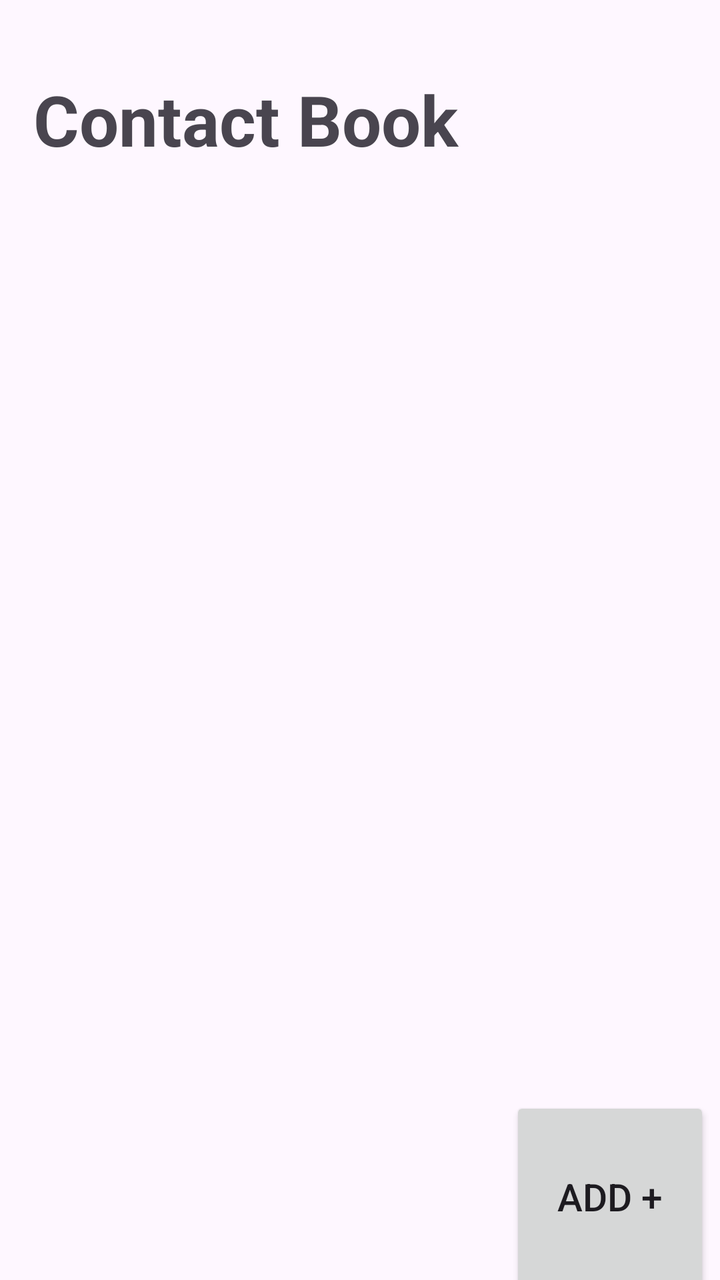
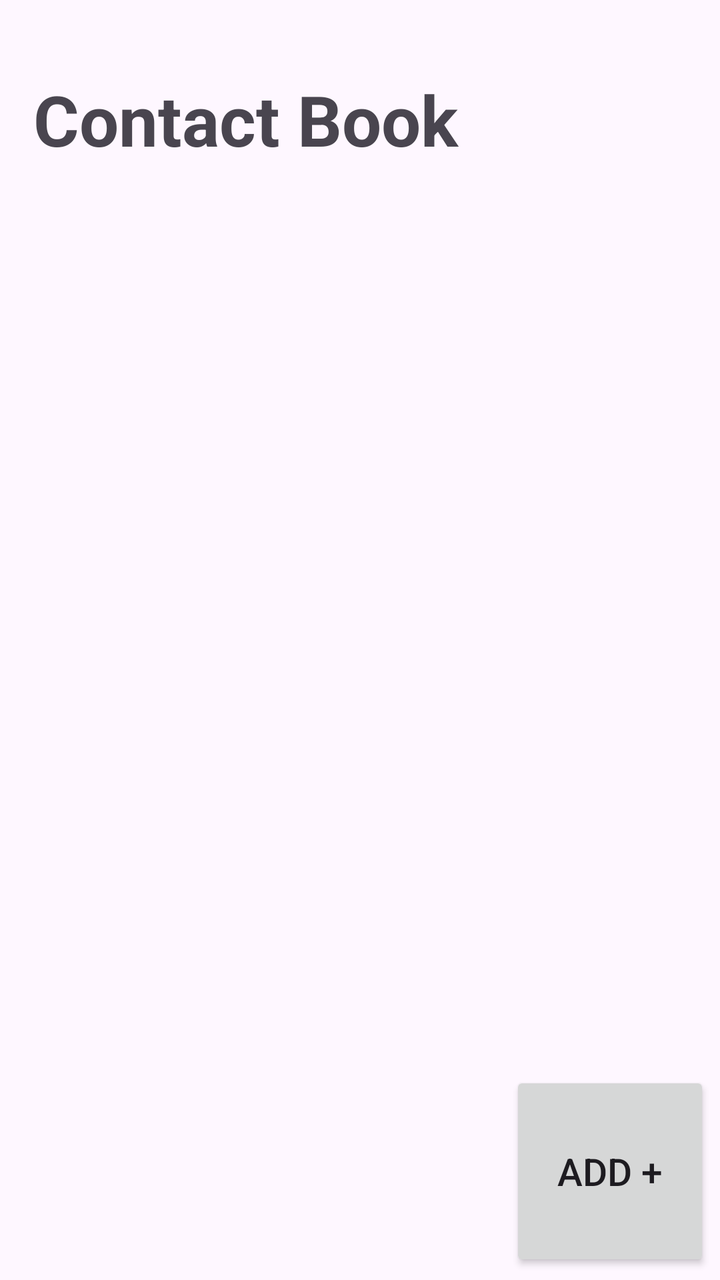

Before-and-after screenshots of an Android layout around one commit, followed by the original layout XML and the change that was made.
<!-- AndroidManifest.xml: application theme Theme.ContactBook -->
<!-- res/layout/activity_main.xml -->
<?xml version="1.0" encoding="utf-8"?>
<androidx.constraintlayout.widget.ConstraintLayout xmlns:android="http://schemas.android.com/apk/res/android"
    xmlns:app="http://schemas.android.com/apk/res-auto"
    xmlns:tools="http://schemas.android.com/tools"
    android:id="@+id/main"
    android:layout_width="match_parent"
    android:layout_height="match_parent"
    tools:context=".MainActivity">

    <TextView
        android:id="@+id/textView"
        android:layout_width="361dp"
        android:layout_height="45dp"
        android:layout_marginStart="20dp"
        android:text="@string/contact_book"
        android:textSize="35sp"
        android:textStyle="bold"
        app:layout_constraintBottom_toBottomOf="parent"
        app:layout_constraintEnd_toEndOf="parent"
        app:layout_constraintHorizontal_bias="0.166"
        app:layout_constraintStart_toStartOf="parent"
        app:layout_constraintTop_toTopOf="parent"
        app:layout_constraintVertical_bias="0.061" />

    <androidx.recyclerview.widget.RecyclerView
        android:id="@+id/contactListView"
        android:layout_width="409dp"
        android:layout_height="531dp"
        android:layout_marginStart="1dp"
        android:layout_marginEnd="1dp"
        android:layout_marginBottom="100dp"
        android:paddingLeft="30dp"
        android:paddingTop="20dp"
        app:layout_constraintBottom_toBottomOf="parent"
        app:layout_constraintEnd_toEndOf="parent"
        app:layout_constraintStart_toStartOf="parent"
        app:layout_constraintTop_toBottomOf="@+id/textView" />

    <Button
        android:id="@+id/addContactButton"
        android:layout_width="100dp"
        android:layout_height="100dp"
        android:layout_marginStart="250dp"
        android:layout_marginBottom="20dp"
        android:text="@string/add"
        android:textSize="19sp"
        app:cornerRadius="200dp"
        app:layout_constraintBottom_toBottomOf="parent"
        app:layout_constraintEnd_toEndOf="parent"
        app:layout_constraintStart_toStartOf="parent"
        app:layout_constraintTop_toBottomOf="@+id/contactListView" />

</androidx.constraintlayout.widget.ConstraintLayout>
<!-- resources referenced by this layout -->
<resources>
  <string name="add">Add +</string>
  <string name="contact_book">Contact Book</string>
  <style name="Theme.ContactBook" parent="Base.Theme.ContactBook" />
  <style name="Base.Theme.ContactBook" parent="Theme.Material3.DayNight.NoActionBar">
          
          
      </style>
</resources>

<!-- the commit's change to res/layout/activity_main.xml (unified diff, before → after) -->
@@ -22,32 +22,33 @@
         app:layout_constraintTop_toTopOf="parent"
         app:layout_constraintVertical_bias="0.061" />
 
-    <androidx.recyclerview.widget.RecyclerView
+    <ListView
         android:id="@+id/contactListView"
-        android:layout_width="409dp"
-        android:layout_height="531dp"
+        android:layout_width="415dp"
+        android:layout_height="0dp"
         android:layout_marginStart="1dp"
         android:layout_marginEnd="1dp"
-        android:layout_marginBottom="100dp"
         android:paddingLeft="30dp"
         android:paddingTop="20dp"
         app:layout_constraintBottom_toBottomOf="parent"
         app:layout_constraintEnd_toEndOf="parent"
         app:layout_constraintStart_toStartOf="parent"
-        app:layout_constraintTop_toBottomOf="@+id/textView" />
+        app:layout_constraintTop_toBottomOf="@+id/textView"
+        app:layout_constraintVertical_bias="0.0" />
 
     <Button
         android:id="@+id/addContactButton"
         android:layout_width="100dp"
         android:layout_height="100dp"
         android:layout_marginStart="250dp"
-        android:layout_marginBottom="20dp"
+        android:layout_marginTop="450dp"
         android:text="@string/add"
         android:textSize="19sp"
         app:cornerRadius="200dp"
         app:layout_constraintBottom_toBottomOf="parent"
         app:layout_constraintEnd_toEndOf="parent"
         app:layout_constraintStart_toStartOf="parent"
-        app:layout_constraintTop_toBottomOf="@+id/contactListView" />
+        app:layout_constraintTop_toBottomOf="@id/textView" />
+
 
 </androidx.constraintlayout.widget.ConstraintLayout>
